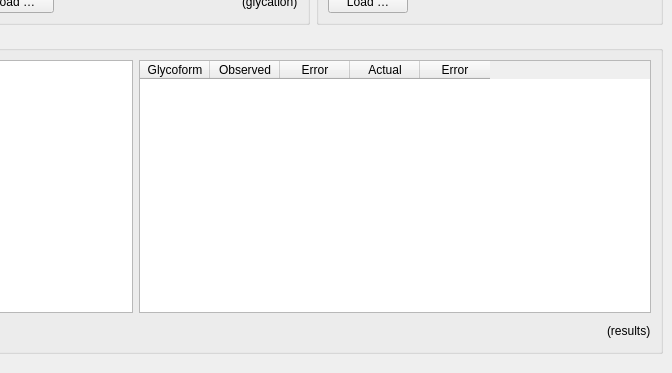
Before: the Qt Designer form main_window.ui in cdl-biosimilars/cafog, drawn with Qt 5; both pictures show x 400 to 1072 and y 307 to 680 of the 1072 by 825 pixel window.
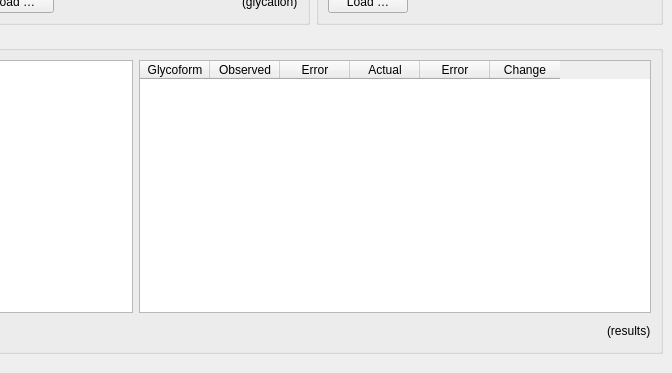
After: the same form once the commit is applied. Custom widgets are drawn as their Qt base class.

Commit message: add 'change' column to results table

What changed in the file:
```diff
--- a/main_window.ui
+++ b/main_window.ui
@@ -276,6 +276,11 @@
              <string>Error</string>
             </property>
            </column>
+           <column>
+            <property name="text">
+             <string>Change</string>
+            </property>
+           </column>
           </widget>
          </item>
         </layout>
```
The commit also changes 2 other files.
